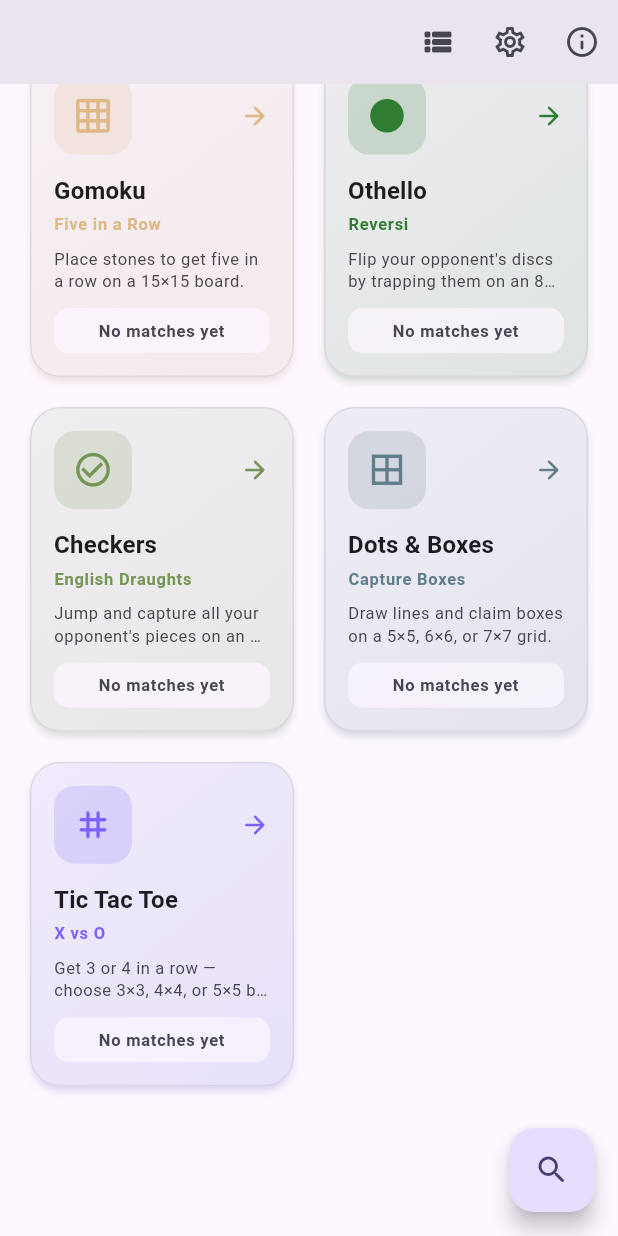
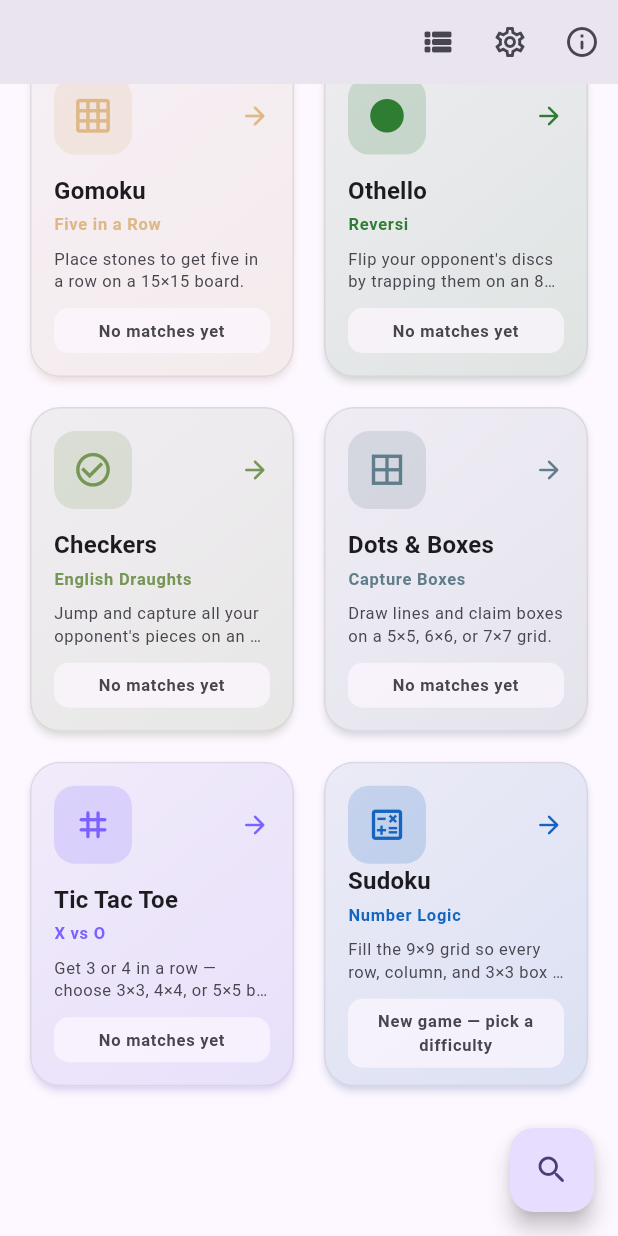
Before and after one commit to learn-by-exploration/BoardBox, a Flutter app: the screen it shows after launch, scrolled down 243 dp, on a phone screen of 412 x 824 dp. Run offline on Flutter 3.47's test engine with Material 3 defaults, Android fonts, the phone set to English and light mode, and no system bars; our stand-ins replace shared_preferences; missing offline and left inert: fludoku.

Commit message:
feat(sudoku): add undo snapshot, home catalog entry, resume support
- sudoku_model.dart: add restoreSnapshot({values, notes}) so undo doesn't recount mistakes. Validates ranges and full-grid state.
- home_screen.dart: add Sudoku tile to _games, route through isSudoku branch to SudokuSetupScreen. _GameRecord.read and gameType made nullable to support the no-GameType sudoku case.

```diff
--- a/lib/screens/home_screen.dart
+++ b/lib/screens/home_screen.dart
@@ -2,6 +2,7 @@ import 'package:flutter/material.dart';
 
 import 'package:common_games/screens/mode_select_screen.dart';
 import 'package:common_games/screens/settings_screen.dart';
+import 'package:common_games/screens/sudoku/sudoku_setup_screen.dart';
 import 'package:common_games/services/game_stats.dart';
 
 enum GameType { gomoku, othello, checkers, dotsAndBoxes, tictactoe }
@@ -11,7 +12,7 @@ class _GameInfo {
   final String subtitle;
   final IconData icon;
   final Color color;
-  final GameType gameType;
+  final GameType? gameType;
   final String description;
 
   const _GameInfo({
@@ -22,6 +23,9 @@ class _GameInfo {
     required this.gameType,
     required this.description,
   });
+
+  /// Sudoku bypasses [GameMode] and goes to its own setup screen.
+  bool get isSudoku => gameType == null;
 }
 
 const _games = [
@@ -66,6 +70,17 @@ const _games = [
     color: Color(0xFF7B61FF),
     gameType: GameType.tictactoe,
     description: 'Get 3 or 4 in a row — choose 3×3, 4×4, or 5×5 board.',
+  ),
+  _GameInfo(
+    title: 'Sudoku',
+    subtitle: 'Number Logic',
+    icon: Icons.calculate_outlined,
+    color: Color(0xFF1565C0),
+    // Sudoku has its own setup screen (no GameType) — see [_openGame].
+    gameType: null,
+    description:
+        'Fill the 9×9 grid so every row, column, and 3×3 box '
+        'contains 1 through 9.',
   ),
 ];
 
@@ -112,11 +127,19 @@ class _HomeScreenState extends State<HomeScreen> {
   }
 
   Future<void> _openGame(_GameInfo info) async {
+    if (info.isSudoku) {
+      await Navigator.push<void>(
+        context,
+        MaterialPageRoute<void>(builder: (_) => const SudokuSetupScreen()),
+      );
+      if (mounted) setState(() {});
+      return;
+    }
     await Navigator.push<void>(
       context,
       MaterialPageRoute<void>(
         builder: (_) =>
-            ModeSelectScreen(gameType: info.gameType, title: info.title),
+            ModeSelectScreen(gameType: info.gameType!, title: info.title),
       ),
     );
     if (mounted) setState(() {});
@@ -327,7 +350,8 @@ class _GameRecord {
   String get label =>
       played == 0 ? 'No matches yet' : '$wins W  ·  $draws D  ·  $losses L';
 
-  static _GameRecord read(GameType gameType) {
+  static _GameRecord? read(GameType? gameType) {
+    if (gameType == null) return null;
     final stats = GameStats.instance;
     return _GameRecord(
       wins: stats.getTotalWins(gameType),
@@ -388,9 +412,9 @@ class _GameListTile extends StatelessWidget {
                     ),
                     const SizedBox(height: 6),
                     Text(
-                      record.label,
+                      record?.label ?? 'New game — pick a difficulty',
                       style: Theme.of(context).textTheme.labelSmall?.copyWith(
-                        color: record.played == 0
+                        color: record == null || record.played == 0
                             ? colorScheme.onSurfaceVariant
                             : info.color,
                         fontWeight: FontWeight.w600,
@@ -634,9 +658,9 @@ class _GameTile extends StatelessWidget {
                   borderRadius: BorderRadius.circular(10),
                 ),
                 child: Text(
-                  record.label,
+                  record?.label ?? 'New game — pick a difficulty',
                   style: Theme.of(context).textTheme.labelSmall?.copyWith(
-                    color: record.played == 0
+                    color: record == null || record.played == 0
                         ? colorScheme.onSurfaceVariant
                         : info.color,
                     fontWeight: FontWeight.w600,
```
Also changed, not shown: lib/games/sudoku/sudoku_model.dart (+34 -0 lines).
